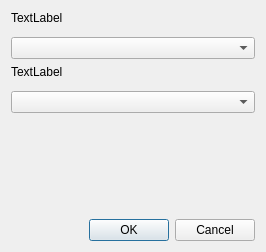
Above: src/ui/customjobinterface_ui.ui from KDE/kdenlive before the change. Below: the same form after it.
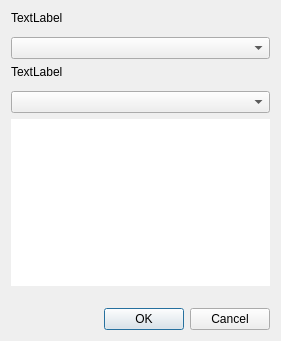
That is the form after the change. Custom widgets are drawn as their Qt base class.

Commit message: Various fixes for the custom clip job manager(fix renaming job, fix parameters containing spaces, add description field)

```diff
--- a/src/ui/customjobinterface_ui.ui
+++ b/src/ui/customjobinterface_ui.ui
@@ -6,8 +6,8 @@
    <rect>
     <x>0</x>
     <y>0</y>
-    <width>266</width>
-    <height>252</height>
+    <width>281</width>
+    <height>341</height>
    </rect>
   </property>
   <property name="windowTitle">
@@ -40,6 +40,16 @@
    <item>
     <widget class="QComboBox" name="param2List"/>
    </item>
+   <item>
+    <widget class="QTextEdit" name="taskDescription">
+     <property name="frameShape">
+      <enum>QFrame::NoFrame</enum>
+     </property>
+     <property name="readOnly">
+      <bool>true</bool>
+     </property>
+    </widget>
+   </item>
    <item>
     <spacer name="verticalSpacer">
      <property name="orientation">
```
The commit also changes 4 other files.
